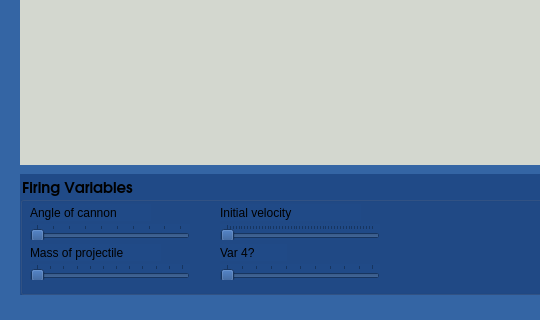
First picture: the form in EducationalApp/demowindow.ui, repository ChristopherDHanson/CannonBlaster, before the edit; both pictures show x 0 to 540 and y 252 to 572 of the 734 by 572 pixel window.
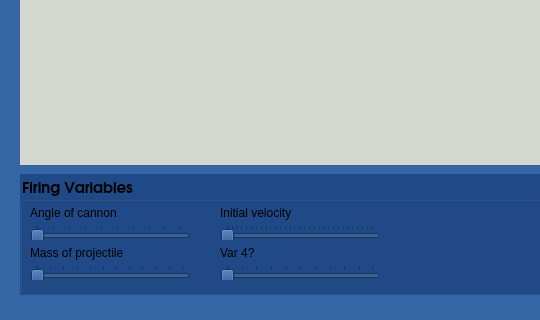
Second picture: the form after the edit. Custom widgets are drawn as their Qt base class.

What changed in the file:
```diff
--- a/EducationalApp/demowindow.ui
+++ b/EducationalApp/demowindow.ui
@@ -150,6 +150,9 @@
        <height>16</height>
       </rect>
      </property>
+     <property name="minimum">
+      <number>200</number>
+     </property>
      <property name="maximum">
       <number>501</number>
      </property>
```
Left out of the diff: 2 changed lines with no effect on the pictures.
